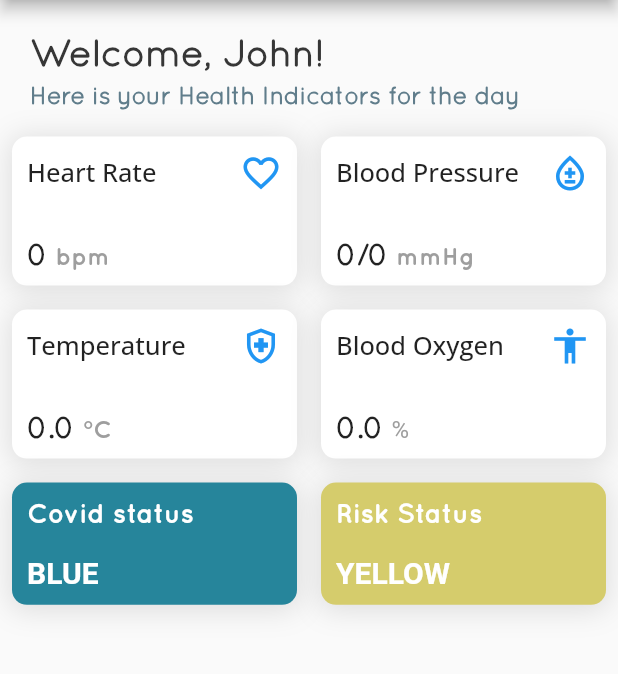
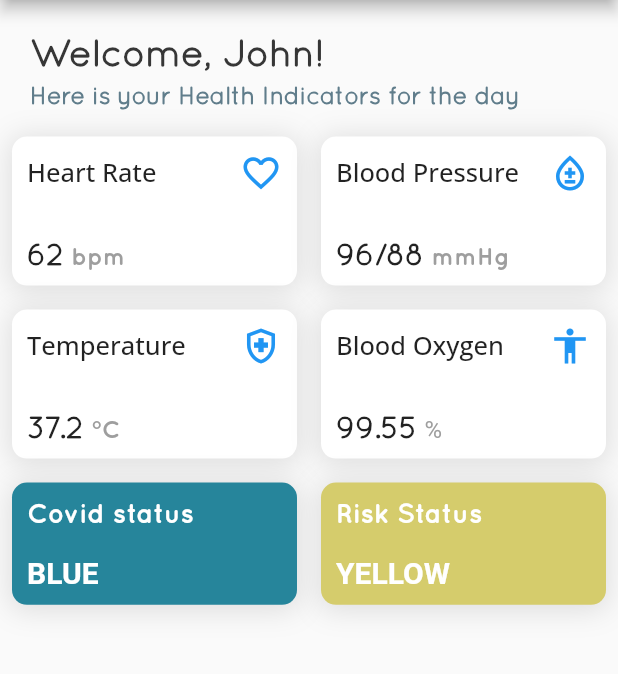
Before and after one commit to loopypoop/safespace-mobile, a Flutter app: the HomePage screen opened directly, in the side drawer, after a tap on "Home page", on a phone screen of 412 x 824 dp, the part 84-758 px from its top. Run offline on Flutter 3.47's test engine with Material 2 defaults, Android fonts, the phone set to English and light mode, and no system bars; our stand-ins replace shared_preferences; missing offline and left inert: jwt_decode, lit_relative_date_time; accounts and stored records are empty.

Commit message:
notification page and minor bugfixes

```diff
--- a/lib/components/StatsGrid.dart
+++ b/lib/components/StatsGrid.dart
@@ -17,11 +17,11 @@ class _StatsGridState extends State<StatsGrid> {
   Indicator indicator = Indicator(
       id: 0,
       userId: 0,
-      temperature: 0,
-      heartRate: 0,
-      upperBloodPressure: 0,
-      lowerBloodPressure: 0,
-      bloodOxygen: 0,
+      temperature: 37.2,
+      heartRate: 62,
+      upperBloodPressure: 96,
+      lowerBloodPressure: 88,
+      bloodOxygen: 99.55,
       checkTime: 1234,
       isLast: true);
 
--- a/lib/components/sidebar.dart
+++ b/lib/components/sidebar.dart
@@ -1,5 +1,6 @@
 import 'package:flutter/material.dart';
 import 'package:flutter_auth/provider/storage/storage_provider.dart';
+import 'package:flutter_auth/screens/pages/notification_list.dart';
 import 'package:flutter_auth/screens/pages/profile.dart';
 
 import '../screens/pages/home_page.dart';
@@ -48,9 +49,13 @@ class SideBar extends StatelessWidget {
               }
             ),
             ListTile(
-              leading: const Icon(Icons.settings),
-              title: const Text('Settings'),
-              onTap: () {},
+              leading: const Icon(Icons.notifications),
+              title: const Text('Notifications'),
+              onTap: () {
+                Navigator.of(context).push(MaterialPageRoute(
+                    builder: (context) => const NotificationList())
+                );
+              },
             ),
             ListTile(
               leading: const Icon(Icons.logout),
--- /dev/null
+++ b/lib/model/NotificationEntity.dart
@@ -0,0 +1,28 @@
+class NotificationEntity {
+  int id;
+  DateTime createdAt;
+  bool isSeen;
+  String topic;
+  String content;
+  int userId;
+
+  NotificationEntity(
+      {required this.id,
+        required this.createdAt,
+        required this.isSeen,
+        required this.topic,
+        required this.content,
+        required this.userId,
+        });
+
+  factory NotificationEntity.fromJson(Map<String, dynamic> json) {
+    return NotificationEntity(
+        id: json['id'],
+        createdAt: DateTime.parse(json['createdAt']),
+        isSeen: json['seen'],
+        topic: json['topic'],
+        content: json['content'],
+        userId: json['userId']
+    );
+  }
+}
--- a/lib/screens/pages/home_page.dart
+++ b/lib/screens/pages/home_page.dart
@@ -33,9 +33,9 @@ class HomePage extends StatelessWidget {
           centerTitle: true,
           backgroundColor: primaryColor,
         ),
-        body: Column(
-          crossAxisAlignment: CrossAxisAlignment.start,
-          mainAxisAlignment: MainAxisAlignment.start,
+        body: Wrap(
+          // crossAxisAlignment: CrossAxisAlignment.start,
+          // mainAxisAlignment: MainAxisAlignment.start,
           children: [
             Container(
               margin: EdgeInsets.only(top: 20, left: 20),
--- a/pubspec.yaml
+++ b/pubspec.yaml
@@ -42,6 +42,7 @@ dependencies:
   dio: ^4.0.6
   date_field: ^3.0.0
   intl: ^0.17.0
+  lit_relative_date_time: ^1.2.0
 
 dev_dependencies:
   flutter_test:
```
Also changed, not shown: lib/provider/user_provider/user_provider.dart (+71 -0 lines), lib/screens/pages/notification_detail.dart (added, +97 -0 lines), lib/screens/pages/notification_list.dart (added, +95 -0 lines), pubspec.lock.
